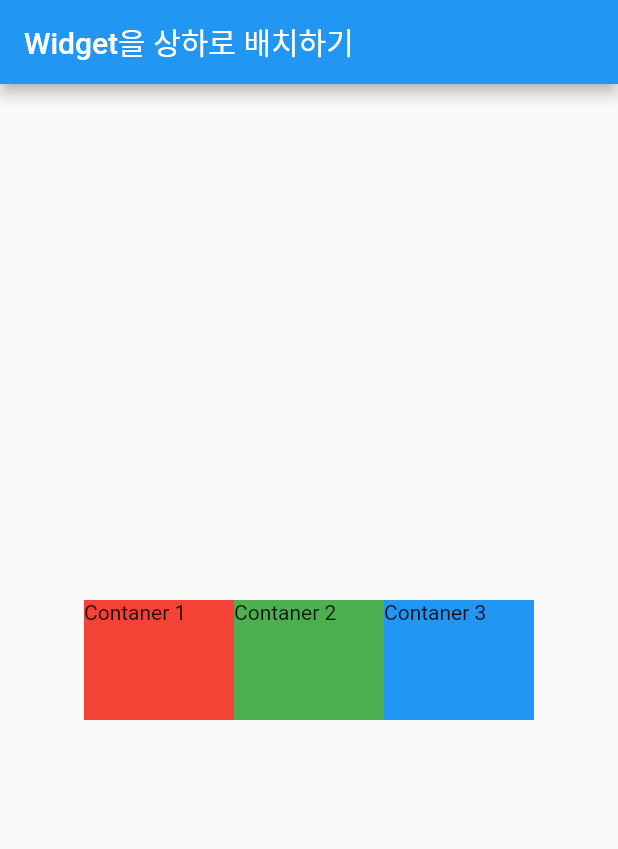
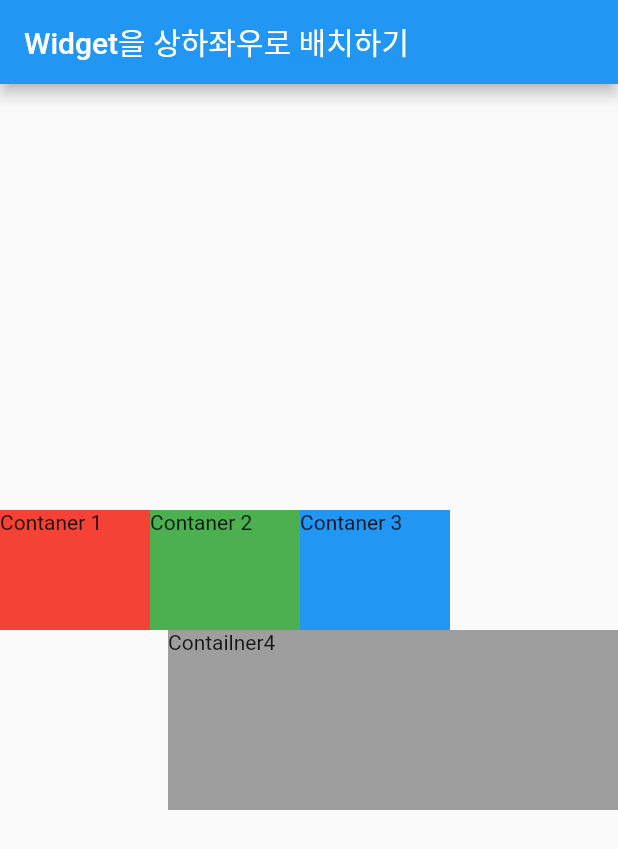
Before and after one commit to khanian/flutter_layout_example, a Flutter app: the screen it shows after launch, on a phone screen of 412 x 824 dp. Shown: the top 849 px of the screen. Run offline on Flutter 3.47's test engine with Material 2 defaults, Android fonts, the phone set to English and light mode, and no system bars.

Commit message:
children test row start column end

```diff
--- a/lib/main.dart
+++ b/lib/main.dart
@@ -5,7 +5,7 @@ void main() {
   runApp(MaterialApp(
     home: Scaffold(
       appBar: AppBar(
-        title: Text('Widget을 상하로 배치하기'),
+        title: Text('Widget을 상하좌우로 배치하기'),
       ),
       body: Body(),
     ),
@@ -17,16 +17,16 @@ class Body extends StatelessWidget {
 
   @override
   Widget build(BuildContext context) {
-    // return const Placeholder();
     return Container(
-      height: double.infinity,
-      // width: double.infinity,
-      // color: Colors.grey,
-      // child: Column(
-      child: Row(
-        // mainAxisSize: MainAxisSize.min,
+      width: double.infinity,
+      child: Column(
         mainAxisAlignment: MainAxisAlignment.center,
-        crossAxisAlignment: CrossAxisAlignment.center,
+        crossAxisAlignment: CrossAxisAlignment.end,
+        children: [
+          Row(
+            mainAxisSize: MainAxisSize.max,
+            mainAxisAlignment: MainAxisAlignment.start,
+            // crossAxisAlignment: CrossAxisAlignment.start,
             children: [
               Container(
                 width: 100,
@@ -48,6 +48,14 @@ class Body extends StatelessWidget {
               ),
             ],
           ),
+          Container(
+            width: 300,
+            height: 120,
+            color: Colors.grey,
+            child: Text('Contailner4'),
+          )
+        ],
+      ),
     );
   }
 }
```
Lines whose indentation alone changed are shown as unchanged.
